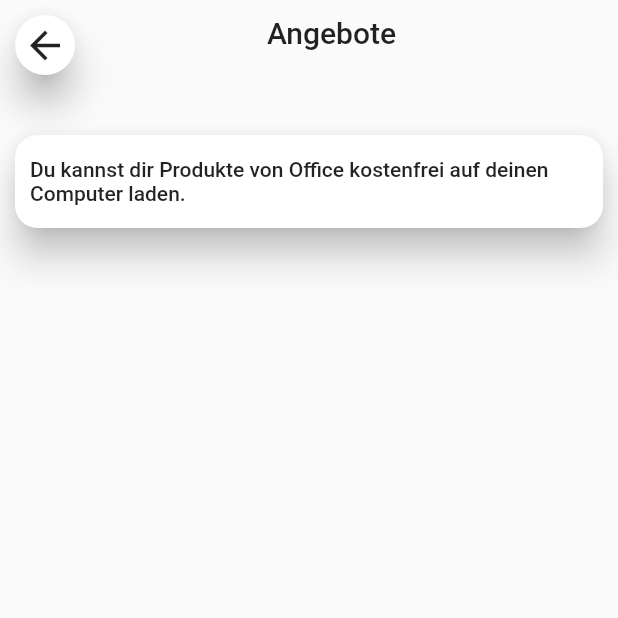
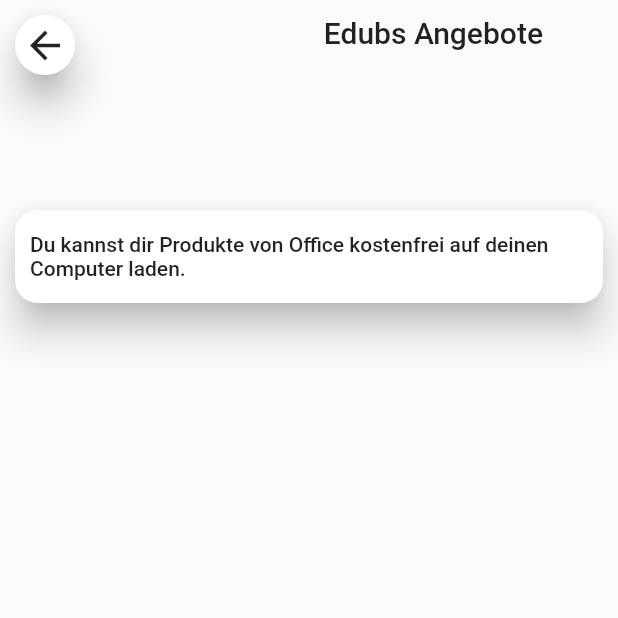
Before and after one commit to fmsbaselapp/Classmate, a Flutter app: the EdubsAngebote screen opened by its route, on a phone screen of 412 x 824 dp, the top half of it. Run offline on Flutter 3.47's test engine with Material 2 defaults, Android fonts, the phone set to English and light mode, and no system bars; drawn by our look-alikes of flutter_platform_widgets; our stand-ins replace cloud_firestore, connectivity, firebase_analytics, firebase_auth, firebase_dynamic_links, outline_material_icons and 2 more; accounts and stored records are empty.

Commit message:
irg kaputt

```diff
--- a/lib/screens/edubsAngebote.dart
+++ b/lib/screens/edubsAngebote.dart
@@ -10,10 +10,10 @@ class EdubsAngebote extends StatelessWidget {
 
             return Scaffold(
               appBar: ClassmateAppBar(
+                height: 130,
+                mainAxisAlignment: MainAxisAlignment.spaceBetween,
                 children: <Widget>[
-                  Padding(
-                    padding: const EdgeInsets.only(right: 10),
-                    child: RoundButton(
+                  RoundButton(
                     onPressed: () {
                       Navigator.pop(context);
                     },
@@ -22,21 +22,14 @@ class EdubsAngebote extends StatelessWidget {
                       size: 30,
                     ),
                   ),
-                  ),
-                  Expanded(
-                    child: Container(
-                      alignment: Alignment.topCenter,
-                      child: Padding(
-                        padding: const EdgeInsets.only(right: 20),
+                  Padding(
+                    padding: const EdgeInsets.only(right: 40),
                     child: Text(
-                          'Angebote',overflow: TextOverflow.ellipsis,
+                      'Edubs Angebote',
                       style: Theme.of(context).textTheme.title,
                     ),
                   ),
-                    ),
-                  )
                 ],
-                height: 80,
               ),
               body: ListView(
                 children: <Widget>[
--- a/lib/services/signOutWidget.dart
+++ b/lib/services/signOutWidget.dart
@@ -11,7 +11,7 @@ class SignOut extends StatelessWidget {
     sleep(const Duration(seconds: 1));
     auth.signOut();
 
-    return LoginScreen();
+    return WelcomeScreen();
 
   }
 }
--- a/lib/services/verifizieren.dart
+++ b/lib/services/verifizieren.dart
@@ -112,7 +112,7 @@ class _VerifizierenScreenState extends State<VerifizierenScreen> {
         child: Padding(
           padding: const EdgeInsets.only(left: 10, right: 10),
           child: SafeArea(
-            child: Column(
+                      child: Column(
               crossAxisAlignment: CrossAxisAlignment.center,
               mainAxisSize: MainAxisSize.max,
               children: <Widget>[
@@ -153,10 +153,6 @@ class _VerifizierenScreenState extends State<VerifizierenScreen> {
                     textAlign: TextAlign.center,
                     style: Theme.of(context).textTheme.headline,
                   ),
-                ),
-                FlatButton(
-                  onPressed: () => emailAction(context, widget.userEmail),
-                  child: Text('Email bearbeiten', style: Theme.of(context).textTheme.headline.copyWith(color: Colors.lightBlue[800]),),
                 ),
                 Spacer(
                   flex: 1,
```
Also changed, not shown: lib/screens/home.dart (+14 -8 lines), 2 other files. Lines whose indentation alone changed are shown as unchanged.
